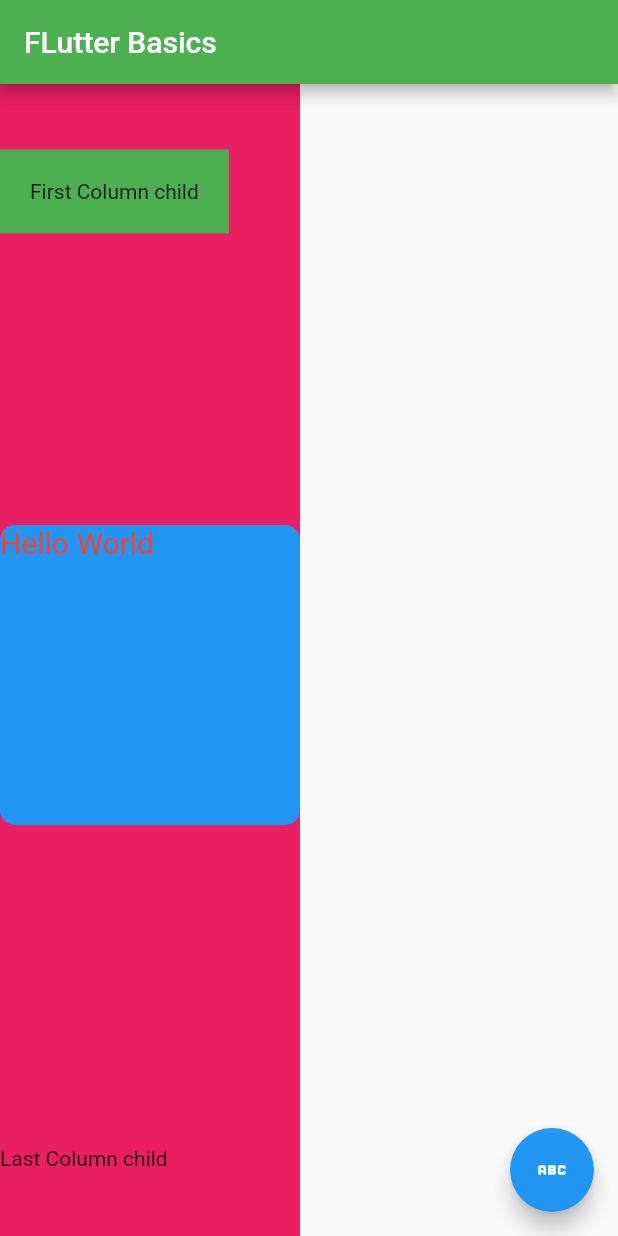
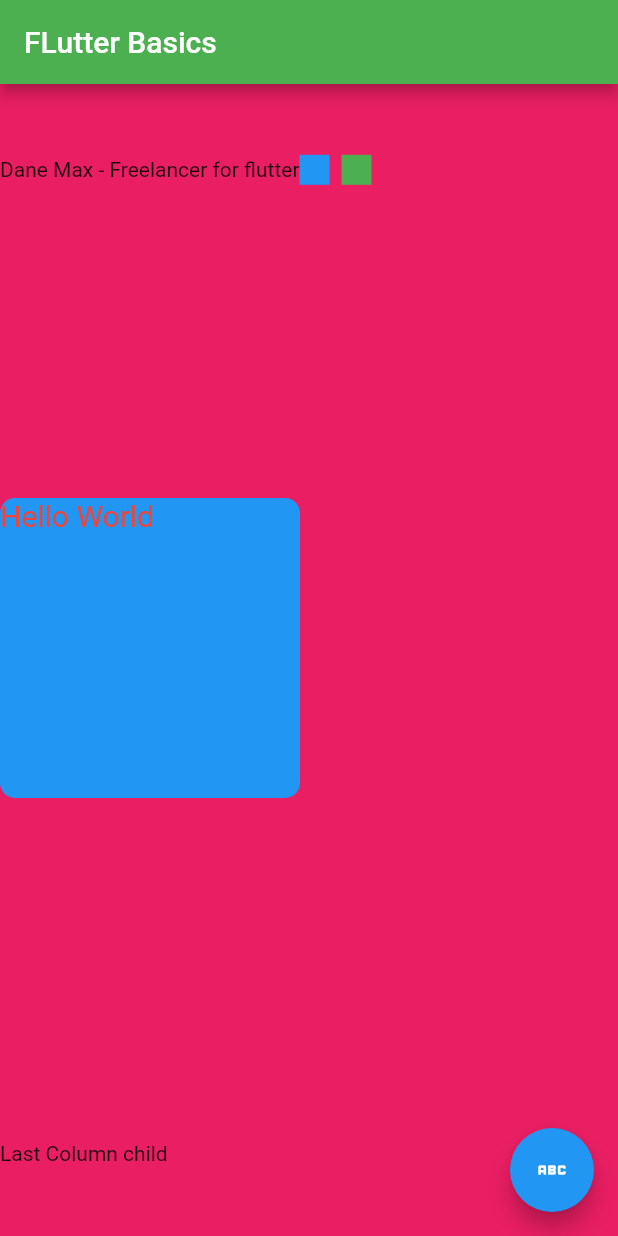
Before and after one commit to Omoefe-Ugboma/mobi, a Flutter app: the screen it shows after launch, on a phone screen of 412 x 824 dp. Run offline on Flutter 3.47's test engine with Material 2 defaults, Android fonts, the phone set to English and light mode, and no system bars.

Commit message:
Update on lesson 5 B

```diff
--- a/lib/main.dart
+++ b/lib/main.dart
@@ -28,14 +28,25 @@ class MyApp extends StatelessWidget{
               crossAxisAlignment: CrossAxisAlignment.start,
               mainAxisAlignment: MainAxisAlignment.spaceAround,
               children: [
-                Container(
-                  color: Colors.green,
-                  child: const Padding(
-                    padding: EdgeInsets.all(20.0),
-                    child: Text(
-                      'First Column child',
+                Row(
+                  mainAxisAlignment: MainAxisAlignment.start,
+                  children: [
+                    Text('Dane Max - Freelancer for flutter'),
+                    Container(
+                      height: 20,
+                      width: 20,
+                      color: Colors.blue,
                     ),
-                  ),
+                    const SizedBox(
+                      width: 8,
+                    ),
+
+                    Container(
+                      height: 20,
+                      width: 20,
+                      color: Colors.green,
+                    ),
+                  ],
                 ),
                 const SizedBox(
                   height: 20,
```
